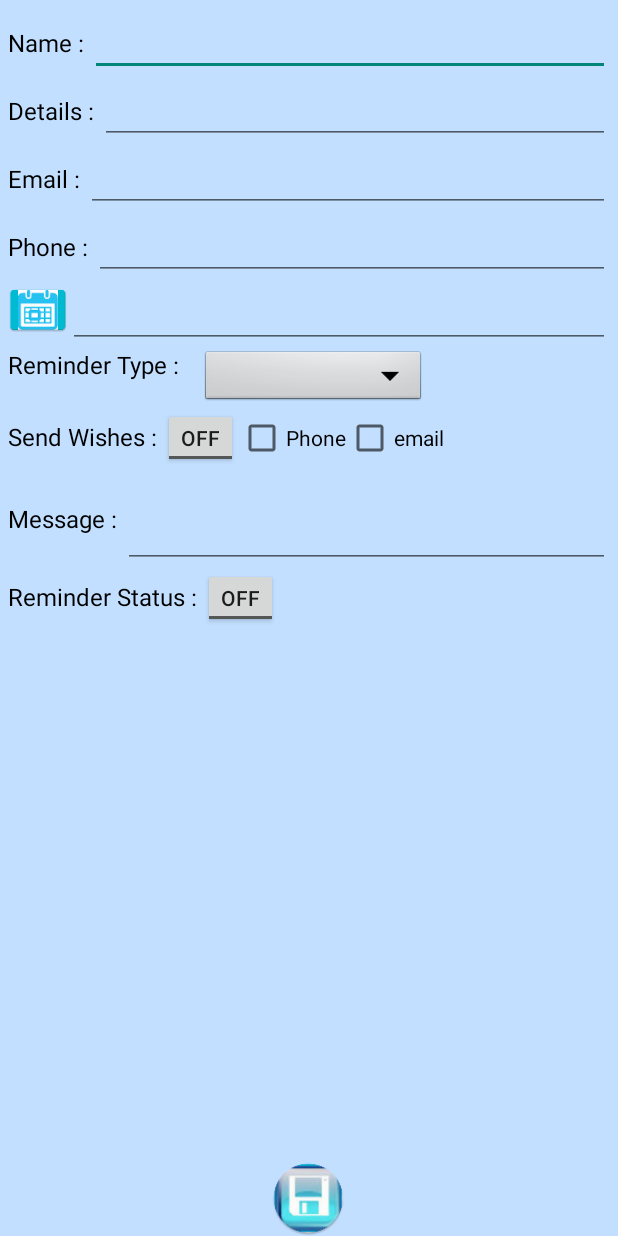
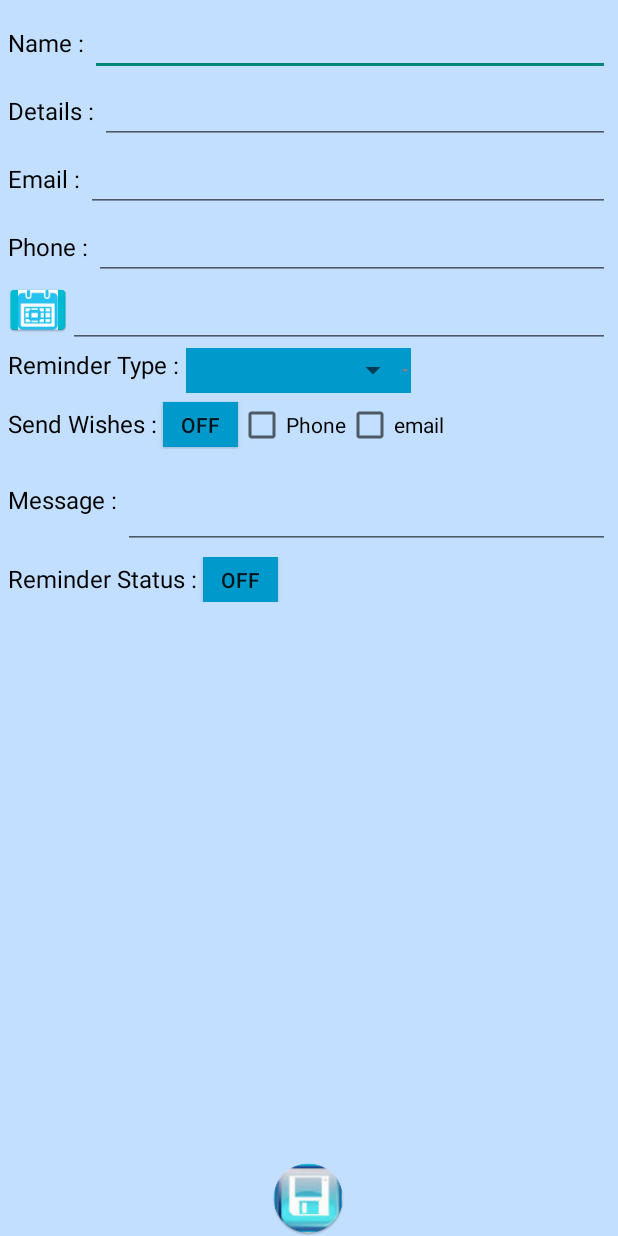
Before and after one commit to kirangavv/ReminderBuddy, an Android app: the layout activity_add_reminder.xml on its own in the app's theme, with its tools: preview values and no code run, on a phone screen of 412 x 824 dp. Run offline under Robolectric (Android 15) with nearby library versions, the phone set to English and light mode, and no system bars.

Commit message:
FixedBackgroundSpinner
Fixed background spinner controls and adjust couple of layouts

```diff
--- a/app/src/main/java/com/remainder/Main.java
+++ b/app/src/main/java/com/remainder/screens/Main.java
@@ -1,4 +1,4 @@
-package com.remainder;
+package com.remainder.screens;
 
 import android.content.Intent;
 import android.support.v7.app.AppCompatActivity;
@@ -7,6 +7,7 @@ import android.view.Menu;
 import android.view.MenuItem;
 import android.widget.ListView;
 
+import com.remainder.R;
 import com.remainder.dao.RemainderDAO;
 
 public class Main extends AppCompatActivity   {
--- a/app/src/main/java/com/remainder/ReminderList.java
+++ b/app/src/main/java/com/remainder/screens/ReminderList.java
@@ -1,4 +1,4 @@
-package com.remainder;
+package com.remainder.screens;
 
 
 import android.content.Context;
@@ -7,14 +7,16 @@ import android.view.LayoutInflater;
 import android.view.View;
 import android.view.ViewGroup;
 import android.widget.ArrayAdapter;
-import android.widget.Button;
 import android.widget.ImageView;
 import android.widget.ListView;
 import android.widget.TextView;
 import android.widget.Toast;
 
+import com.remainder.R;
 import com.remainder.dao.RemainderDAO;
 import com.remainder.datamodels.Remainder;
+import com.remainder.screens.AddReminder;
+import com.remainder.screens.Main;
 
 import java.util.List;
 
--- a/app/src/main/res/layout/activity_about_us.xml
+++ b/app/src/main/res/layout/activity_about_us.xml
@@ -4,7 +4,7 @@
     xmlns:app="http://schemas.android.com/apk/res-auto"
     xmlns:tools="http://schemas.android.com/tools" android:layout_width="match_parent"
     android:layout_height="match_parent" android:fitsSystemWindows="true"
-    tools:context="com.remainder.AboutUs"
+    tools:context="com.remainder.screens.AboutUs"
     android:background="@color/background">
 
     <!--<android.support.design.widget.AppBarLayout android:layout_height="wrap_content"-->
--- a/app/src/main/res/layout/activity_add_reminder.xml
+++ b/app/src/main/res/layout/activity_add_reminder.xml
@@ -168,13 +168,40 @@
                     android:textColor="@color/labeltext"
                     android:textSize="16sp"/>
 
-                <Spinner
-                    android:id="@+id/spinner_addremainder_remaindertype"
+                <!--<Spinner-->
+                    <!--android:id="@+id/spinner_addremainder_remaindertype"-->
+                    <!--android:layout_width="@dimen/dim_150dp"-->
+                    <!--android:layout_height="@dimen/dim_40dp"-->
+                    <!--android:layout_marginLeft="@dimen/dim_10dp"-->
+                    <!--android:background="@android:drawable/btn_dropdown"-->
+                    <!--android:spinnerMode="dropdown"/>-->
+
+                <RelativeLayout
+                    android:orientation="vertical"
                     android:layout_width="@dimen/dim_150dp"
-                    android:layout_height="@dimen/dim_40dp"
-                    android:layout_marginLeft="@dimen/dim_10dp"
-                    android:background="@android:drawable/btn_dropdown"
-                    android:spinnerMode="dropdown"/>
+                    android:layout_height="@dimen/dim_30dp"
+                    android:background="@color/buttonbackground">
+                    <Spinner
+                        android:id="@+id/spinner_addremainder_remaindertype"
+                        android:layout_width="@dimen/dim_150dp"
+                        android:layout_height="@dimen/dim_30dp"
+                        android:layout_gravity="center_vertical"
+                        android:layout_marginLeft="1dp"
+                        android:layout_marginRight="1dp"
+                        android:layout_alignParentRight="true"
+                        android:paddingRight="1dp"
+                        />
+                    <ImageView
+                        android:layout_centerInParent="true"
+                        android:layout_width="@dimen/dim_5dp"
+                        android:layout_height="@dimen/dim_5dp"
+                        android:layout_alignParentRight="true"
+                        android:src="@drawable/rb_spinnerdropdown"
+                        android:layout_marginTop="5dp"
+                        android:layout_marginBottom="5dp"
+                        android:layout_marginLeft="1dp"
+                        android:layout_marginRight="1dp" />
+                </RelativeLayout>
 
            </LinearLayout>
         </LinearLayout>
@@ -186,7 +213,8 @@
                 android:layout_width="0dp"
                 android:layout_height="wrap_content"
                 android:layout_weight="1"
-                android:orientation="horizontal">
+                android:orientation="horizontal"
+                android:layout_marginTop="@dimen/dim_5dp">
 
                 <TextView
                     android:layout_width="wrap_content"
@@ -198,7 +226,8 @@
                 <ToggleButton
                     android:id="@+id/togglebutton_addremainder_sendwishes"
                     android:layout_width="@dimen/dim_50dp"
-                    android:layout_height="@dimen/dim_40dp"/>
+                    android:layout_height="@dimen/dim_30dp"
+                    android:background="@color/buttonbackground"/>
 
                 <CheckBox android:id="@+id/checkbox_addremainder_phone"
                     android:layout_width="wrap_content"
@@ -250,7 +279,8 @@
                 android:layout_width="0dp"
                 android:layout_height="wrap_content"
                 android:layout_weight="1"
-                android:orientation="horizontal">
+                android:orientation="horizontal"
+                android:layout_marginTop="@dimen/dim_5dp">
 
                 <TextView
                     android:layout_width="wrap_content"
@@ -262,7 +292,8 @@
                 <ToggleButton
                     android:id="@+id/togglebutton_addremainder_reminderstatus"
                     android:layout_width="@dimen/dim_50dp"
-                    android:layout_height="@dimen/dim_40dp"/>
+                    android:layout_height="@dimen/dim_30dp"
+                    android:background="@color/buttonbackground"/>
 
             </LinearLayout>
         </LinearLayout>
--- a/app/src/main/res/layout/activity_main.xml
+++ b/app/src/main/res/layout/activity_main.xml
@@ -3,7 +3,7 @@
     android:layout_height="match_parent" android:paddingLeft="@dimen/dim_10dp"
     android:paddingRight="@dimen/dim_10dp"
     android:paddingBottom="@dimen/dim_10dp"
-    tools:context="com.remainder.Main"
+    tools:context="com.remainder.screens.Main"
     android:background="@color/background">
 
     <ListView android:id="@+id/listview_result"
--- a/app/src/main/res/layout/activity_settings.xml
+++ b/app/src/main/res/layout/activity_settings.xml
@@ -4,7 +4,7 @@
     xmlns:app="http://schemas.android.com/apk/res-auto"
     xmlns:tools="http://schemas.android.com/tools" android:layout_width="match_parent"
     android:layout_height="match_parent" android:fitsSystemWindows="true"
-    tools:context="com.remainder.Settings"
+    tools:context="com.remainder.screens.Settings"
     android:background="@color/background">
 
     <!--<android.support.design.widget.AppBarLayout android:layout_height="wrap_content"-->
--- a/app/src/main/res/values/dimens.xml
+++ b/app/src/main/res/values/dimens.xml
@@ -37,4 +37,5 @@
     <color name="buttontext">#a8dff4</color>
     <color name="buttonbackground">#0099cc</color>
     <color name="white">#FFFFFF</color>
+    <color name="trans">#00000000 </color>
 </resources>
```
Also changed, not shown: app/src/main/AndroidManifest.xml (+8 -8 lines), app/src/main/java/com/remainder/AboutUs.java (deleted, +0 -45 lines), app/src/main/java/com/remainder/dao/RemainderDAO.java (+2 -8 lines), app/src/main/java/com/remainder/screens/AboutUs.java (renamed from app/src/main/java/com/remainder/Settings.java, +14 -30 lines), app/src/main/java/com/remainder/screens/AddReminder.java (renamed from app/src/main/java/com/remainder/AddReminder.java, +39 -11 lines), app/src/main/java/com/remainder/screens/Settings.java (added, +63 -0 lines), app/src/main/java/com/remainder/sql/RemainderSQLiteHelper.java (+0 -19 lines), app/src/main/res/layout/content_settings.xml (+52 -14 lines), app/src/main/res/drawable-hdpi/rb_spinnerdropdown.png (added), app/src/main/res/drawable-mdpi/rb_spinnerdropdown.png (added), app/src/main/res/drawable-xhdpi/rb_spinnerdropdown.png (added), app/src/main/res/drawable-xxhdpi/rb_spinnerdropdown.png (added).
